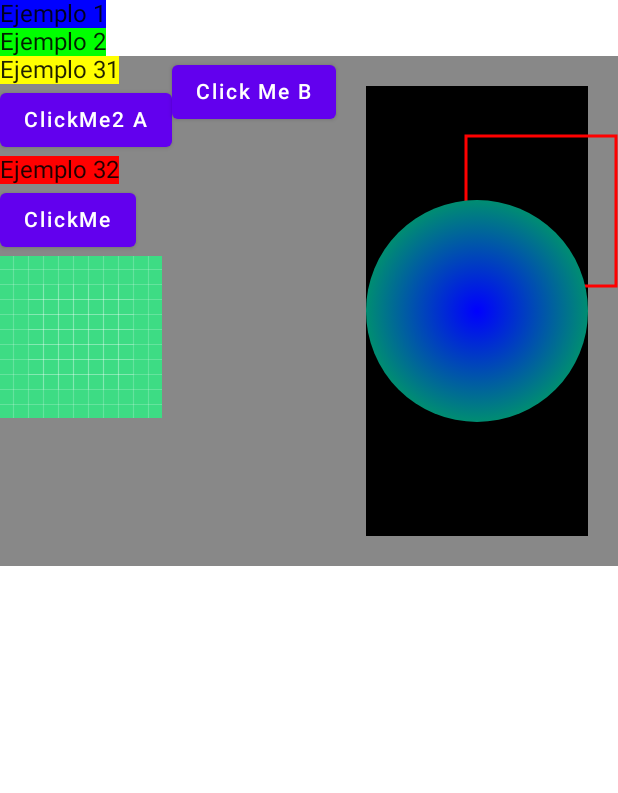
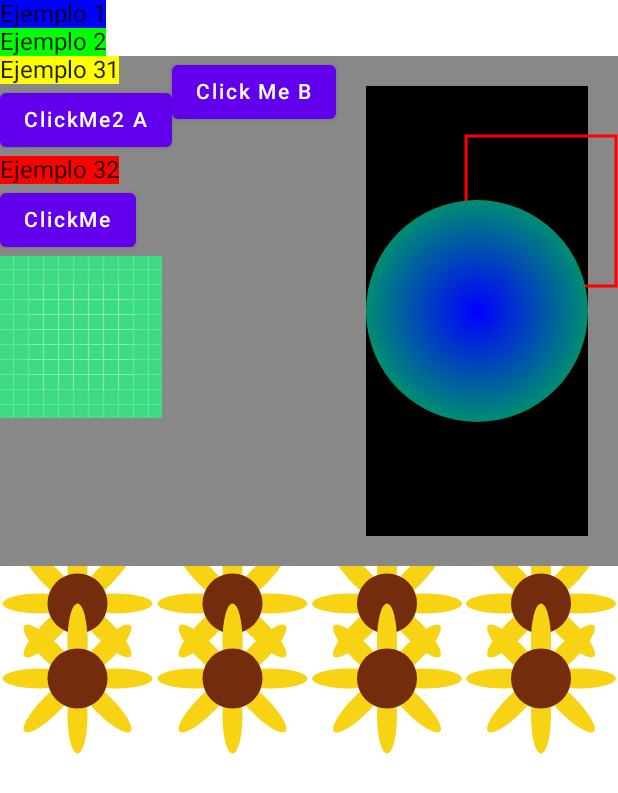
Before and after one commit to ElmerPch/MyAppCompose02, an Android app built with Jetpack Compose: the screen it shows after launch (MainActivity), on a phone screen of 412 x 824 dp. Shown: the top 793 px of the screen. Run offline under Robolectric (Android 15) with nearby library versions, the phone set to English and light mode, and no system bars.

Commit message:
FLOWER ADICIONAL

```diff
--- /dev/null
+++ b/app/src/main/java/com/example/myappcompose02/Flower.kt
@@ -0,0 +1,49 @@
+package com.example.myappcompose02
+
+import androidx.compose.foundation.Canvas
+import androidx.compose.foundation.layout.size
+import androidx.compose.runtime.Composable
+import androidx.compose.ui.Modifier
+import androidx.compose.ui.geometry.Offset
+import androidx.compose.ui.geometry.Size
+import androidx.compose.ui.graphics.Color
+import androidx.compose.ui.graphics.drawscope.DrawScope
+import androidx.compose.ui.graphics.drawscope.rotate
+import androidx.compose.ui.unit.dp
+
+private val Brown = Color(0xFF742C0D)
+private val Yellow = Color(0xFFF8D314)
+
+@Composable
+fun Sunflower() {
+    Canvas(Modifier.size(50.dp)) {
+        drawSunflower()
+    }
+}
+
+fun DrawScope.drawSunflower() {
+    drawPetals()
+    drawCenter()
+}
+
+fun DrawScope.drawCenter() {
+    val radius = 30f
+
+    drawCircle(color = Brown, radius = radius, center = center)
+}
+fun DrawScope.drawPetals() {
+    val numPetals = 8
+    var angle = 0f
+    val size = Size(width = 20f, height = 75f)
+
+    repeat(numPetals) {
+        rotate(angle) {
+            drawOval(
+                color = Yellow,
+                topLeft = Offset(center.x - size.width / 2, center.y),
+                size = size
+            )
+        }
+        angle += 360 / numPetals
+    }
+}
--- a/app/src/main/java/com/example/myappcompose02/MainActivity.kt
+++ b/app/src/main/java/com/example/myappcompose02/MainActivity.kt
@@ -9,6 +9,8 @@ import androidx.compose.foundation.Canvas
 import androidx.compose.foundation.Image
 import androidx.compose.foundation.background
 import androidx.compose.foundation.layout.*
+import androidx.compose.foundation.lazy.grid.GridCells
+import androidx.compose.foundation.lazy.grid.LazyVerticalGrid
 import androidx.compose.material.Button
 import androidx.compose.material.MaterialTheme
 import androidx.compose.material.Surface
@@ -83,6 +85,8 @@ fun MyColumn() {
                     painter = painterResource(id = R.drawable.ic_launcher_background),
                     contentDescription = "employee Image"
                 )
+
+
             }
             Column()
             {
@@ -149,6 +153,14 @@ fun MyColumn() {
                 }
             }
         }
+        LazyVerticalGrid(
+            modifier = Modifier.fillMaxSize(),
+            columns = GridCells.Adaptive(100.dp)
+        ) {
+            items(8) {
+                Sunflower()
+            }
+        }
     }
 }
 
```
